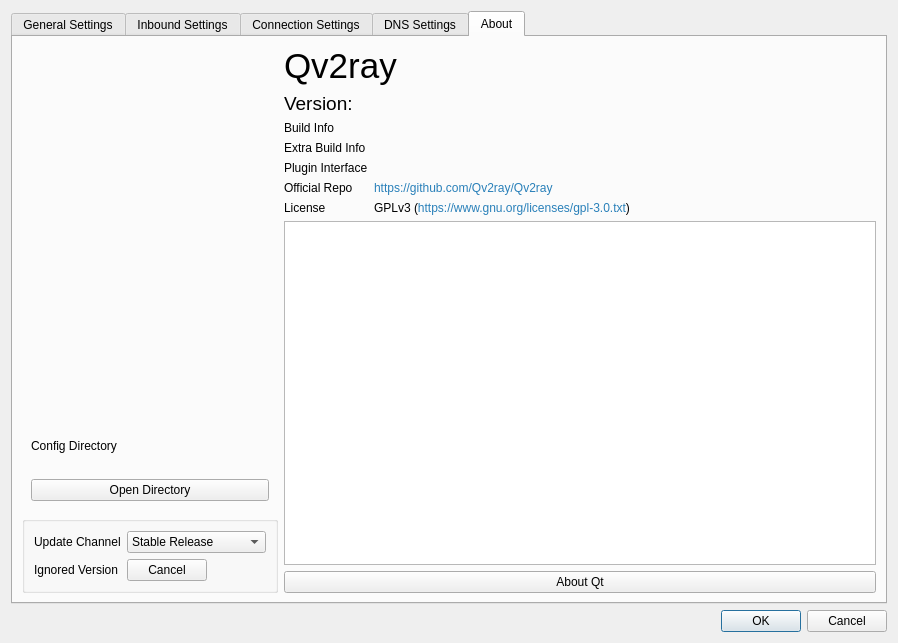
The window that src/ui/windows/w_PreferencesWindow.ui (ICE-GB/QvPersonal) describes before a commit, drawn with Qt 5.
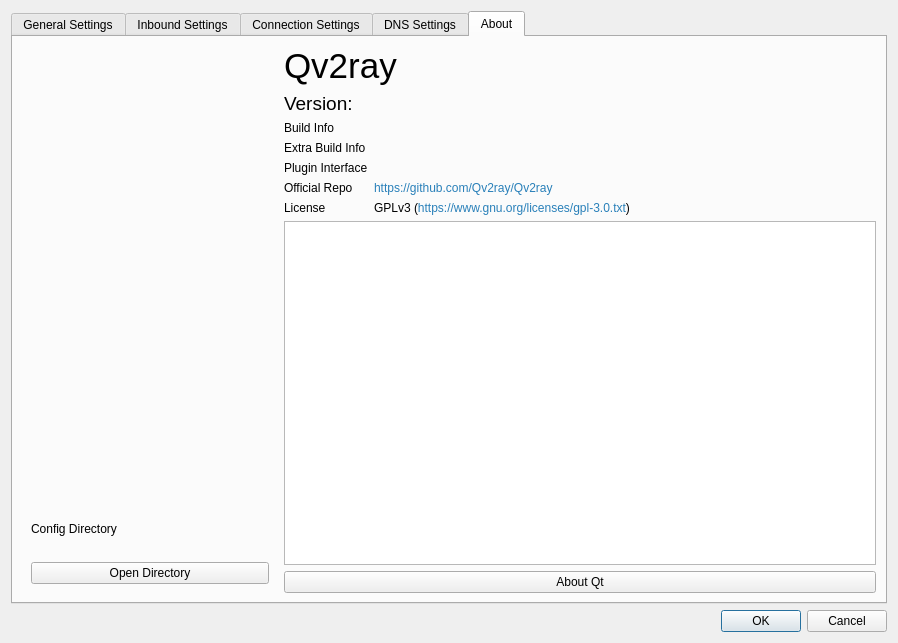
The same window after the commit. The open tabs and pages were chosen to show the change. Icons and pictures are not drawn.

Commit message: + stablized preference window content

Diff of the .ui file:
```diff
--- a/src/ui/windows/w_PreferencesWindow.ui
+++ b/src/ui/windows/w_PreferencesWindow.ui
@@ -1106,60 +1106,6 @@
            </layout>
           </widget>
          </item>
-         <item>
-          <widget class="QGroupBox" name="updateSettingsGroupBox">
-           <layout class="QGridLayout" name="gridLayout_8">
-            <item row="1" column="0">
-             <widget class="QLabel" name="label_23">
-              <property name="text">
-               <string>Ignored Version</string>
-              </property>
-              <property name="textFormat">
-               <enum>Qt::PlainText</enum>
-              </property>
-             </widget>
-            </item>
-            <item row="1" column="2">
-             <widget class="QLabel" name="ignoredNextVersion">
-              <property name="text">
-               <string/>
-              </property>
-             </widget>
-            </item>
-            <item row="1" column="1">
-             <widget class="QPushButton" name="cancelIgnoreVersionBtn">
-              <property name="text">
-               <string>Cancel</string>
-              </property>
-             </widget>
-            </item>
-            <item row="0" column="0">
-             <widget class="QLabel" name="label_81">
-              <property name="text">
-               <string>Update Channel</string>
-              </property>
-              <property name="textFormat">
-               <enum>Qt::PlainText</enum>
-              </property>
-             </widget>
-            </item>
-            <item row="0" column="1" colspan="2">
-             <widget class="QComboBox" name="updateChannelCombo">
-              <item>
-               <property name="text">
-                <string>Stable Release</string>
-               </property>
-              </item>
-              <item>
-               <property name="text">
-                <string>Testing</string>
-               </property>
-              </item>
-             </widget>
-            </item>
-           </layout>
-          </widget>
-         </item>
         </layout>
        </item>
        <item>
```
The commit also changes 13 other files.
